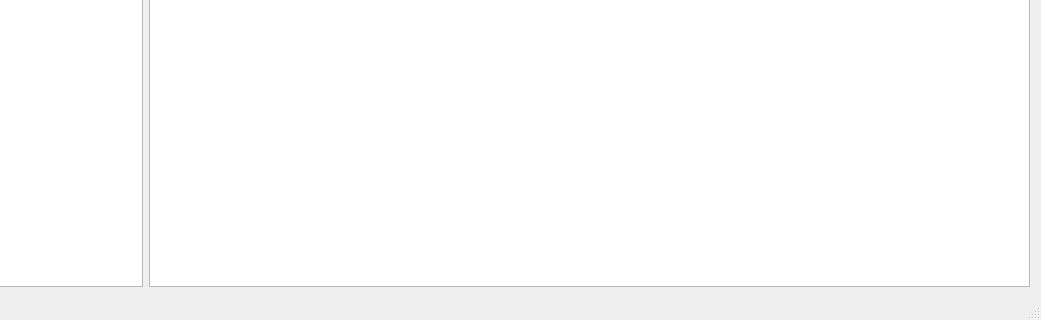
maximaximal/TiSuite, file TiEditor/src/EditorWindow.ui: the form before one commit; both pictures show x 268 to 1309 and y 440 to 760 of the 1309 by 760 pixel window.
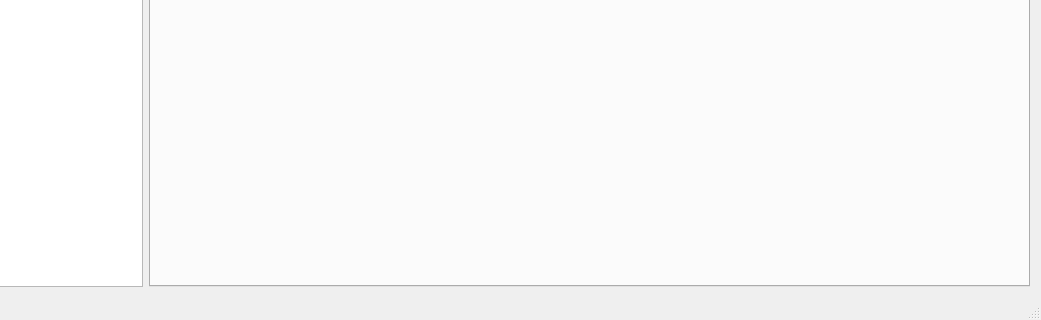
The form after the commit. Custom widgets are drawn as their Qt base class.

Commit message: Work on TiEditor. Make coding possible through a QScintilla editor.

```diff
--- a/TiEditor/src/EditorWindow.ui
+++ b/TiEditor/src/EditorWindow.ui
@@ -26,12 +26,9 @@
      </widget>
     </item>
     <item>
-     <widget class="CodeEditor" name="textEdit">
-      <property name="sizePolicy">
-       <sizepolicy hsizetype="Expanding" vsizetype="Expanding">
-        <horstretch>0</horstretch>
-        <verstretch>0</verstretch>
-       </sizepolicy>
+     <widget class="QTabWidget" name="editorTabs">
+      <property name="currentIndex">
+       <number>0</number>
       </property>
      </widget>
     </item>
```
Left out of the diff: 2 changed lines with no effect on the pictures. The commit also changes 13 other files.
